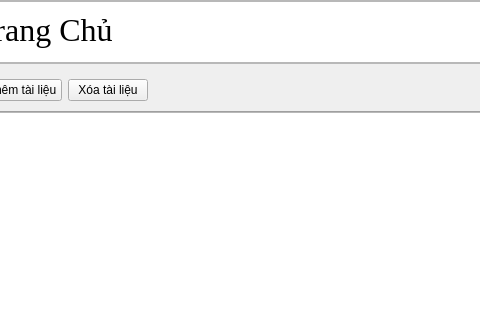
This is ui/admin_dashboard.ui in DTNS2905/App_quan_ly_python_qt_ as Qt 5 draws it before an edit; both pictures show x 338 to 818 and y 0 to 320 of the 1213 by 626 pixel window. The edited form follows.
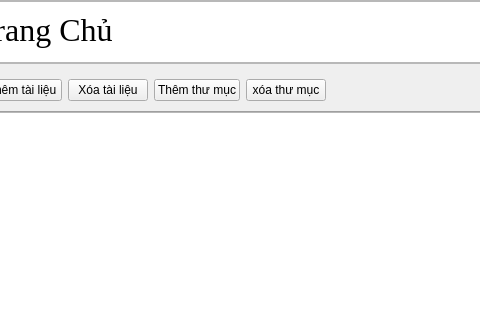
This is the edited form. The open tabs and pages were chosen to show the change. Icons and pictures are not drawn.

Commit message: fix add folder , remove folder

Diff of the .ui file:
```diff
--- a/ui/admin_dashboard.ui
+++ b/ui/admin_dashboard.ui
@@ -731,8 +731,8 @@
                <rect>
                 <x>0</x>
                 <y>0</y>
-                <width>216</width>
-                <height>122</height>
+                <width>906</width>
+                <height>560</height>
                </rect>
               </property>
               <property name="sizeIncrement">
@@ -972,6 +972,17 @@
                        </property>
                       </widget>
                      </item>
+                     <item row="0" column="2">
+                      <widget class="QPushButton" name="add_folder_button">
+                       <property name="text">
+                        <string>Thêm thư mục</string>
+                       </property>
+                       <property name="icon">
+                        <iconset resource="../resources.qrc">
+                         <normaloff>:/icons_white/icons/icons_white/folder-plus.svg</normaloff>:/icons_white/icons/icons_white/folder-plus.svg</iconset>
+                       </property>
+                      </widget>
+                     </item>
                      <item row="0" column="1">
                       <widget class="QPushButton" name="remove_file_button">
                        <property name="sizePolicy">
@@ -1007,6 +1018,17 @@
                        </property>
                       </widget>
                      </item>
+                     <item row="0" column="3">
+                      <widget class="QPushButton" name="remove_folder_button">
+                       <property name="text">
+                        <string>xóa thư mục</string>
+                       </property>
+                       <property name="icon">
+                        <iconset resource="../resources.qrc">
+                         <normaloff>:/icons_white/icons/icons_white/folder-minus.svg</normaloff>:/icons_white/icons/icons_white/folder-minus.svg</iconset>
+                       </property>
+                      </widget>
+                     </item>
                     </layout>
                    </widget>
                   </item>
```
Left out of the diff: 58 changed lines with no effect on the pictures. The commit also changes 4 other files.
